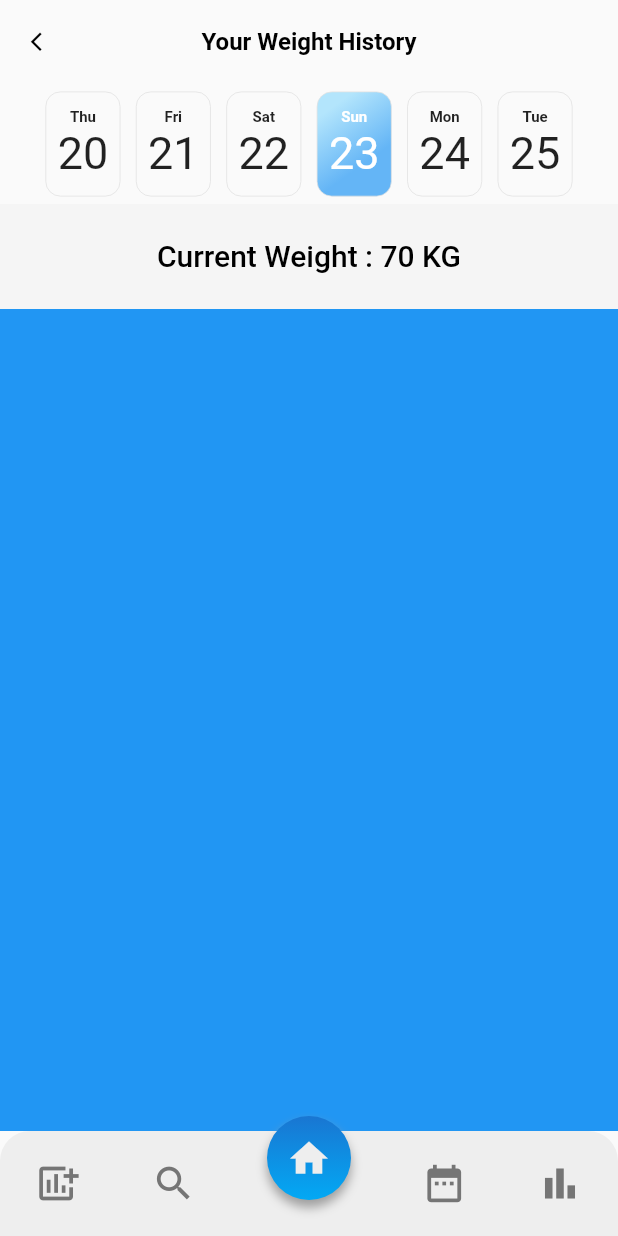
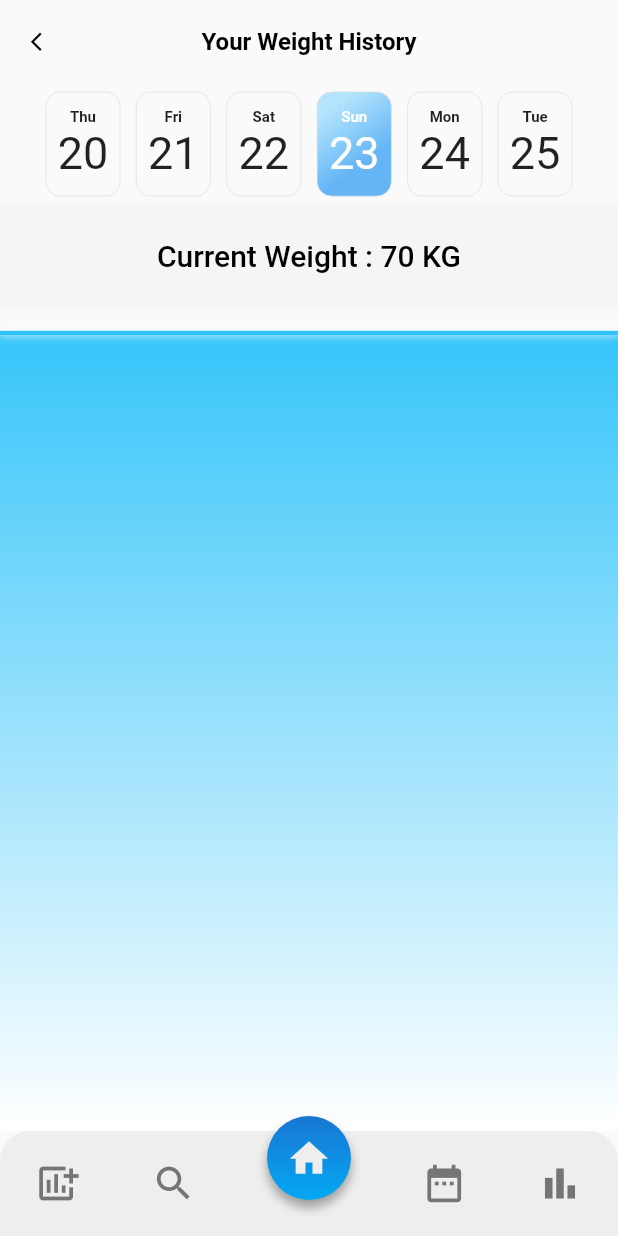
Before and after one commit to MGGR8/Weight-Loss-Tracker, a Flutter app: the DetailPage screen opened by its route, after a tap on the "home" icon, after a tap on the "bar chart" icon, on a phone screen of 412 x 824 dp. Run offline on Flutter 3.47's test engine with Material 2 defaults, Android fonts, the phone set to English and light mode, and no system bars; missing offline and left inert: dart:ffi.

Commit message:
Updated graphs

```diff
--- a/lib/pages/details/details.dart
+++ b/lib/pages/details/details.dart
@@ -19,7 +19,7 @@ class DetailPage extends StatelessWidget {
         children : [
           Dates(),
           Steps(),
-          Graphs(),
+          Graph(),
           // Info(),
           // Stats(),
           BottomNavigation(),
--- a/lib/pages/details/widgets/graphs.dart
+++ b/lib/pages/details/widgets/graphs.dart
@@ -1,18 +1,186 @@
+import 'dart:math';
+import 'dart:ui' as ui;
 import 'package:flutter/material.dart';
 
-class Graphs extends StatelessWidget {
-  const Graphs({super.key});
+class Graph extends StatelessWidget {
+  const Graph({Key? key}) : super(key: key);
 
   @override
   Widget build(BuildContext context) {
-    return Expanded(
-      child: Container(
-          width: double.infinity,
-          height: 200,
-          decoration: BoxDecoration(
-            color: Colors.blue,
-          ),
+    return const Expanded(
+      child: SizedBox(
+        width: double.infinity,
+        child: GraphArea(),
       ),
     );
   }
 }
+
+class GraphArea extends StatefulWidget {
+  const GraphArea({Key? key}) : super(key: key);
+
+  @override
+  _GraphAreaState createState() => _GraphAreaState();
+}
+
+class _GraphAreaState extends State<GraphArea>
+    with SingleTickerProviderStateMixin {
+  late AnimationController _animationController;
+
+  List<DataPoint> data = [
+    DataPoint(day: 1, steps: Random().nextInt(100)),
+    DataPoint(day: 2, steps: Random().nextInt(100)),
+    DataPoint(day: 3, steps: Random().nextInt(100)),
+    DataPoint(day: 4, steps: Random().nextInt(100)),
+    DataPoint(day: 5, steps: Random().nextInt(100)),
+    DataPoint(day: 6, steps: Random().nextInt(100)),
+    DataPoint(day: 7, steps: Random().nextInt(100)),
+    DataPoint(day: 8, steps: Random().nextInt(100)),
+  ];
+
+  @override
+  void initState() {
+    super.initState();
+    _animationController = AnimationController(
+        vsync: this, duration: const Duration(milliseconds: 2500));
+    _animationController.forward();
+  }
+
+  @override
+  void dispose() {
+    _animationController.dispose();
+    super.dispose();
+  }
+
+  @override
+  Widget build(BuildContext context) {
+    return GestureDetector(
+      onTap: () {
+        _animationController.forward(from: 0.0);
+      },
+      child: CustomPaint(
+        painter: GraphPainter(_animationController.view, data: data),
+      ),
+    );
+  }
+}
+
+class GraphPainter extends CustomPainter {
+  final List<DataPoint> data;
+  final Animation<double> _size;
+  final Animation<double> _dotSize;
+
+  GraphPainter(Animation<double> animation, {required this.data})
+      : _size = Tween<double>(begin: 0, end: 1).animate(
+          CurvedAnimation(
+            parent: animation,
+            curve: const Interval(0.0, 0.75,
+                curve: Curves.easeInOutCubicEmphasized),
+          ),
+        ),
+        _dotSize = Tween<double>(begin: 0, end: 1).animate(
+          CurvedAnimation(
+            parent: animation,
+            curve:
+                const Interval(0.75, 1, curve: Curves.easeInOutCubicEmphasized),
+          ),
+        ),
+        super(repaint: animation);
+
+  @override
+  void paint(Canvas canvas, Size size) {
+    var xSpacing = size.width / (data.length - 1);
+
+    var maxSteps = data
+        .fold<DataPoint>(data[0], (p, c) => p.steps > c.steps ? p : c)
+        .steps;
+
+    var yRatio = size.height / maxSteps;
+    var curveOffset = xSpacing * 0.3;
+
+    List<Offset> offsets = [];
+
+    var cx = 0.0;
+    for (int i = 0; i < data.length; i++) {
+      var y = size.height - (data[i].steps * yRatio * _size.value);
+
+      offsets.add(Offset(cx, y));
+      cx += xSpacing;
+    }
+
+    Paint linePaint = Paint()
+      ..color = const Color(0xff30c3f9)
+      ..style = PaintingStyle.stroke
+      ..strokeWidth = 3.0;
+
+    Paint shadowPaint = Paint()
+      ..color = Colors.white
+      ..style = PaintingStyle.stroke
+      ..maskFilter = const ui.MaskFilter.blur(ui.BlurStyle.solid, 3)
+      ..strokeWidth = 3.0;
+
+    Paint fillPaint = Paint()
+      ..shader = ui.Gradient.linear(
+        Offset(size.width / 2, 0),
+        Offset(size.width / 2, size.height),
+        [
+          const Color(0xff30c3f9),
+          Colors.white,
+        ],
+      )
+      ..color = Colors.blue
+      ..style = PaintingStyle.fill;
+
+    Paint dotOutlinePaint = Paint()
+      ..color = Colors.white.withAlpha(200)
+      ..strokeWidth = 8;
+
+    Paint dotCenter = Paint()
+      ..color = const Color(0xff30c3f9)
+      ..strokeWidth = 8;
+
+    Path linePath = Path();
+
+    Offset cOffset = offsets[0];
+
+    linePath.moveTo(cOffset.dx, cOffset.dy);
+
+    for (int i = 1; i < offsets.length; i++) {
+      var x = offsets[i].dx;
+      var y = offsets[i].dy;
+      var c1x = cOffset.dx + curveOffset;
+      var c1y = cOffset.dy;
+      var c2x = x - curveOffset;
+      var c2y = y;
+
+      linePath.cubicTo(c1x, c1y, c2x, c2y, x, y);
+      cOffset = offsets[i];
+    }
+
+    Path fillPath = Path.from(linePath);
+    fillPath.lineTo(size.width, size.height);
+    fillPath.lineTo(0, size.height);
+
+    canvas.drawPath(fillPath, fillPaint);
+    canvas.drawPath(linePath, shadowPaint);
+    canvas.drawPath(linePath, linePaint);
+
+    canvas.drawCircle(offsets[4], 15 * _dotSize.value, dotOutlinePaint);
+    canvas.drawCircle(offsets[4], 6 * _dotSize.value, dotCenter);
+  }
+
+  @override
+  bool shouldRepaint(covariant GraphPainter oldDelegate) {
+    return data != oldDelegate.data;
+  }
+}
+
+class DataPoint {
+  final int day;
+  final int steps;
+
+  DataPoint({
+    required this.day,
+    required this.steps,
+  });
+}
```
